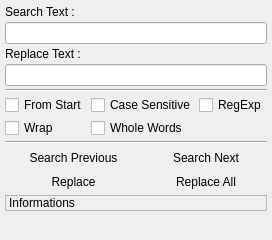
Before: the Qt Designer form v2/trunk/monkey/src/qscintillamanager/ui/pSearch.ui in testmana2/mks, drawn with Qt 5.
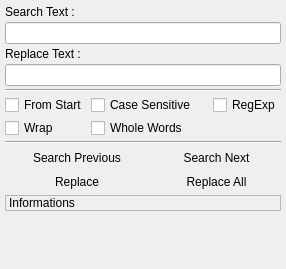
After: the same form once the commit is applied. Icons and pictures are not drawn.

Commit message: tab order fix for search dialog

Diff of the .ui file:
```diff
--- a/v2/trunk/monkey/src/qscintillamanager/ui/pSearch.ui
+++ b/v2/trunk/monkey/src/qscintillamanager/ui/pSearch.ui
@@ -5,8 +5,8 @@
    <rect>
     <x>0</x>
     <y>0</y>
-    <width>250</width>
-    <height>240</height>
+    <width>286</width>
+    <height>269</height>
    </rect>
   </property>
   <property name="windowTitle" >
```
Left out of the diff: 29 changed lines with no effect on the pictures.
